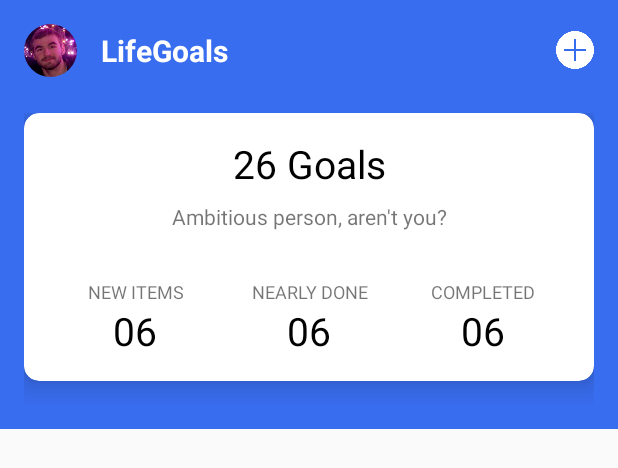
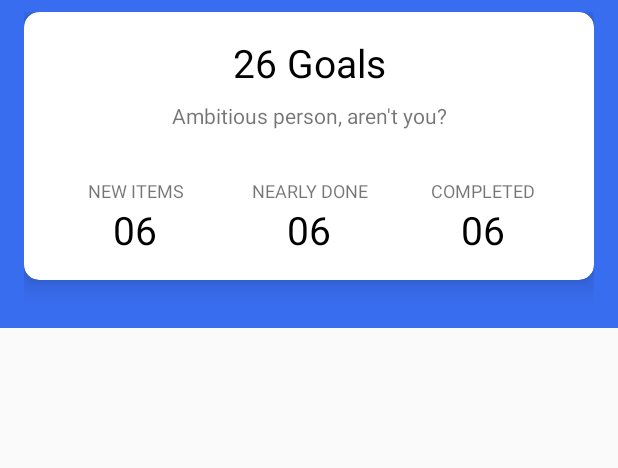
Before and after one commit to saxal28/android_todo, an Android app: the layout cell_todo_header.xml on its own in the app's theme, with its tools: preview values and no code run, on a phone screen of 412 x 824 dp. Shown: the top 468 px of the screen. Run offline under Robolectric (Android 15) with nearby library versions, the phone set to English and light mode, and no system bars.

Commit message:
add custom header

```diff
--- a/app/src/main/AndroidManifest.xml
+++ b/app/src/main/AndroidManifest.xml
@@ -8,13 +8,14 @@
             android:label="@string/app_name"
             android:roundIcon="@mipmap/ic_launcher_round"
             android:supportsRtl="true"
-            android:theme="@style/AppTheme">
+            android:theme="@style/Theme.AppCompat.Light.NoActionBar">
         <activity android:name=".MainActivity">
             <intent-filter>
                 <action android:name="android.intent.action.MAIN"/>
 
                 <category android:name="android.intent.category.LAUNCHER"/>
             </intent-filter>
+
         </activity>
     </application>
 
--- a/app/src/main/java/me/saxal/todoapp/MainActivity.kt
+++ b/app/src/main/java/me/saxal/todoapp/MainActivity.kt
@@ -8,5 +8,7 @@ class MainActivity : AppCompatActivity() {
     override fun onCreate(savedInstanceState: Bundle?) {
         super.onCreate(savedInstanceState)
         setContentView(R.layout.activity_main)
+
+        setSupportActionBar(findViewById(R.id.my_toolbar))
     }
 }
--- a/app/src/main/res/layout/cell_todo_header.xml
+++ b/app/src/main/res/layout/cell_todo_header.xml
@@ -10,45 +10,45 @@
         android:layout_marginBottom="@dimen/padding"
         >
 
-    <LinearLayout
-            android:layout_width="match_parent"
-            android:layout_height="wrap_content"
-            android:background="@color/primaryBlue"
-            android:orientation="vertical"
-            android:padding="@dimen/padding"
-            >
+<!--    <LinearLayout-->
+<!--            android:layout_width="match_parent"-->
+<!--            android:layout_height="wrap_content"-->
+<!--            android:background="@color/primaryBlue"-->
+<!--            android:orientation="vertical"-->
+<!--            android:padding="@dimen/padding"-->
+<!--            >-->
 
-        <LinearLayout
-                android:layout_width="match_parent"
-                android:layout_height="wrap_content"
-                android:orientation="horizontal">
+<!--        <LinearLayout-->
+<!--                android:layout_width="match_parent"-->
+<!--                android:layout_height="wrap_content"-->
+<!--                android:orientation="horizontal">-->
 
-            <de.hdodenhof.circleimageview.CircleImageView
-                    android:layout_width="35dp"
-                    android:layout_height="35dp"
-                    android:src="@drawable/avatar" />
+<!--            <de.hdodenhof.circleimageview.CircleImageView-->
+<!--                    android:layout_width="35dp"-->
+<!--                    android:layout_height="35dp"-->
+<!--                    android:src="@drawable/avatar" />-->
 
-            <TextView
-                    android:id="@+id/textView3"
-                    android:layout_width="0dp"
-                    android:layout_height="wrap_content"
-                    android:layout_gravity="center_vertical"
-                    android:layout_marginStart="16dp"
-                    android:layout_weight="1"
-                    android:text="@string/lifegoals"
-                    android:textColor="@android:color/white"
-                    android:textSize="20sp"
-                    android:textStyle="bold" />
+<!--            <TextView-->
+<!--                    android:id="@+id/textView3"-->
+<!--                    android:layout_width="0dp"-->
+<!--                    android:layout_height="wrap_content"-->
+<!--                    android:layout_gravity="center_vertical"-->
+<!--                    android:layout_marginStart="16dp"-->
+<!--                    android:layout_weight="1"-->
+<!--                    android:text="@string/lifegoals"-->
+<!--                    android:textColor="@android:color/white"-->
+<!--                    android:textSize="20sp"-->
+<!--                    android:textStyle="bold" />-->
 
-            <ImageButton
-                    android:id="@+id/imageButton"
-                    android:layout_width="25dp"
-                    android:layout_height="25dp"
-                    android:layout_gravity="center_vertical"
-                    android:background="@drawable/add_button"
-                    android:scaleType="centerCrop" />
-        </LinearLayout>
-    </LinearLayout>
+<!--            <ImageButton-->
+<!--                    android:id="@+id/imageButton"-->
+<!--                    android:layout_width="25dp"-->
+<!--                    android:layout_height="25dp"-->
+<!--                    android:layout_gravity="center_vertical"-->
+<!--                    android:background="@drawable/add_button"-->
+<!--                    android:scaleType="centerCrop" />-->
+<!--        </LinearLayout>-->
+<!--    </LinearLayout>-->
 
     <LinearLayout
             android:layout_width="match_parent"
```
Also changed, not shown: app/src/main/res/layout/activity_main.xml (+74 -13 lines), app/src/main/res/drawable/add_button.png.
